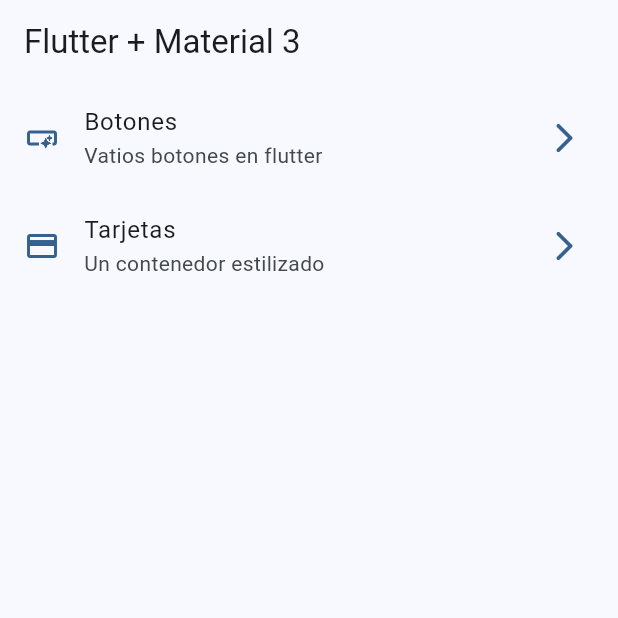
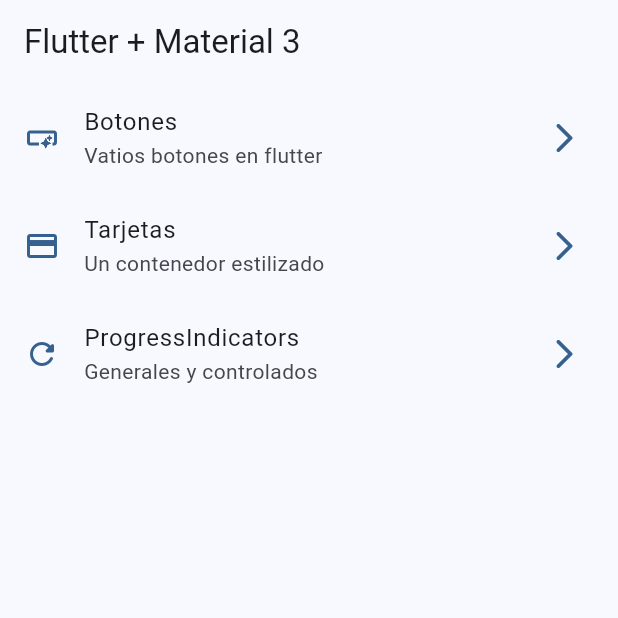
Before and after one commit to NirouNacho/widgets_app, a Flutter app: the screen it shows after launch, on a phone screen of 412 x 824 dp, the top half of it. Run offline on Flutter 3.47's test engine with Material 3 defaults, Android fonts, the phone set to English and light mode, and no system bars; our stand-ins replace go_router; missing offline and left inert: dart:ffi.

Commit message:
progress indicators finished

```diff
--- a/lib/config/menu/menu_items.dart
+++ b/lib/config/menu/menu_items.dart
@@ -24,4 +24,9 @@ const appMenuItems = <MenuItem>[
       subTitle: 'Un contenedor estilizado',
       link: '/cards',
       icon: Icons.credit_card),
+  MenuItem(
+      title: 'ProgressIndicators',
+      subTitle: 'Generales y controlados',
+      link: '/progress',
+      icon: Icons.refresh_rounded),
 ];
--- a/lib/config/router/app_router.dart
+++ b/lib/config/router/app_router.dart
@@ -20,5 +20,10 @@ final appRouter = GoRouter(
       name: CardsScreen.name,
       builder: (context, state) => const CardsScreen(),
     ),
+    GoRoute(
+      path: '/progress',
+      name: ProgressScreen.name,
+      builder: (context, state) => const ProgressScreen(),
+    ),
   ],
 );
```
Also changed, not shown: lib/presentation/screens/progress/progress_screen.dart (+72 -2 lines).
